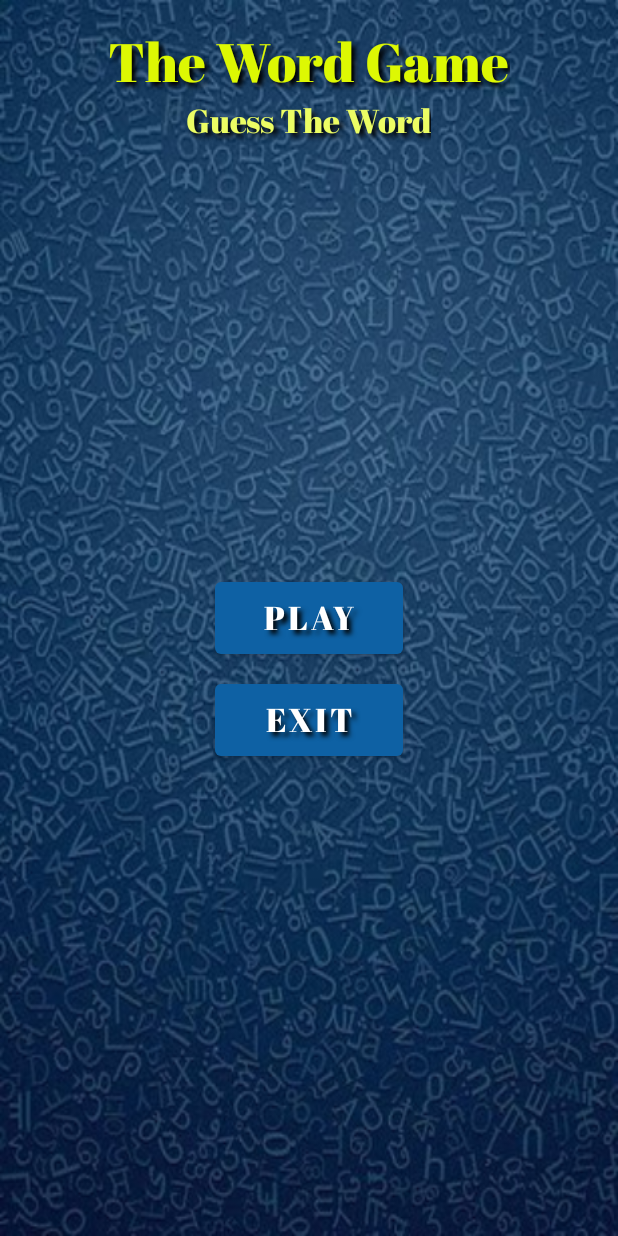
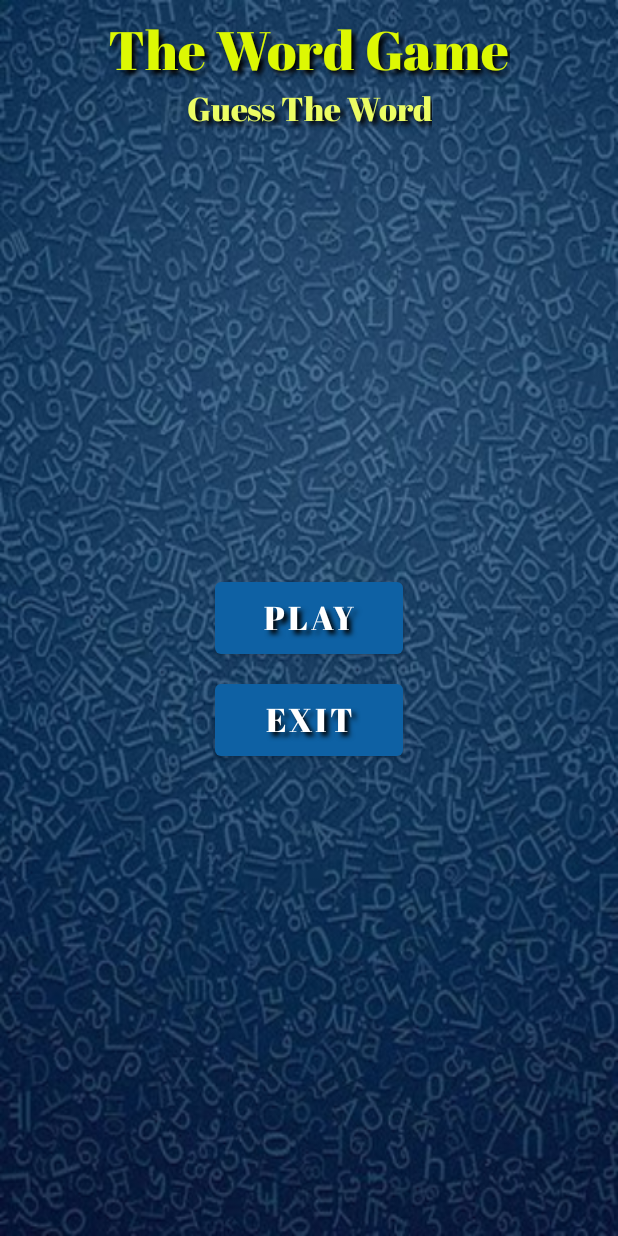
Before and after one commit to Swayam-Khare/Android, an Android app: the screen it shows after launch (MainActivity), on a phone screen of 412 x 824 dp. Run offline under Robolectric (Android 15) with nearby library versions, the phone set to English and light mode, and no system bars.

Commit message:
Changed Layout and Colors

```diff
--- a/app/src/main/res/layout/activity_game.xml
+++ b/app/src/main/res/layout/activity_game.xml
@@ -3,7 +3,7 @@
     xmlns:tools="http://schemas.android.com/tools"
     android:layout_width="match_parent"
     android:layout_height="match_parent"
-    android:background="@color/colorPrimary"
+    android:background="@android:color/black"
     tools:context=".GameActivity">
 
     <LinearLayout
@@ -36,6 +36,7 @@
     </LinearLayout>
 
     <TextView
+        android:id="@+id/guessesLeftText"
         android:layout_width="wrap_content"
         android:layout_height="wrap_content"
         android:layout_below="@+id/word_layout"
--- a/app/src/main/res/layout/activity_main.xml
+++ b/app/src/main/res/layout/activity_main.xml
@@ -1,5 +1,6 @@
 <?xml version="1.0" encoding="utf-8"?>
-<RelativeLayout xmlns:android="http://schemas.android.com/apk/res/android"
+<androidx.constraintlayout.widget.ConstraintLayout xmlns:android="http://schemas.android.com/apk/res/android"
+    xmlns:app="http://schemas.android.com/apk/res-auto"
     xmlns:tools="http://schemas.android.com/tools"
     android:layout_width="match_parent"
     android:layout_height="match_parent"
@@ -12,7 +13,6 @@
         android:layout_width="wrap_content"
         android:layout_height="wrap_content"
         android:layout_centerHorizontal="true"
-        android:layout_marginTop="8dp"
         android:fontFamily="@font/abril_fatface"
         android:shadowColor="@android:color/black"
         android:shadowDx="4"
@@ -20,9 +20,13 @@
         android:shadowRadius="4"
         android:text="@string/title"
         android:textColor="#ddf803"
-        android:textSize="36sp" />
+        android:textSize="36sp"
+        app:layout_constraintEnd_toEndOf="parent"
+        app:layout_constraintStart_toStartOf="parent"
+        app:layout_constraintTop_toTopOf="parent" />
 
     <TextView
+        android:id="@+id/textView"
         android:layout_width="wrap_content"
         android:layout_height="wrap_content"
         android:layout_below="@id/title_text"
@@ -34,14 +38,21 @@
         android:shadowRadius="4"
         android:text="@string/subheading"
         android:textColor="#ecfd64"
-        android:textSize="22sp" />
+        android:textSize="22sp"
+        app:layout_constraintEnd_toEndOf="parent"
+        app:layout_constraintStart_toStartOf="parent"
+        app:layout_constraintTop_toBottomOf="@+id/title_text" />
 
     <Button
         android:id="@+id/play_button"
         style="@style/button"
         android:layout_below="@id/play_button"
         android:layout_centerInParent="true"
-        android:text="@string/play" />
+        android:text="@string/play"
+        app:layout_constraintBottom_toBottomOf="parent"
+        app:layout_constraintEnd_toEndOf="parent"
+        app:layout_constraintStart_toStartOf="parent"
+        app:layout_constraintTop_toTopOf="parent" />
 
     <Button
         android:id="@+id/exit_button"
@@ -49,6 +60,9 @@
         android:layout_below="@id/play_button"
         android:layout_centerInParent="true"
         android:layout_marginTop="8dp"
-        android:text="@string/exit" />
+        android:text="@string/exit"
+        app:layout_constraintEnd_toEndOf="parent"
+        app:layout_constraintStart_toStartOf="parent"
+        app:layout_constraintTop_toBottomOf="@+id/play_button" />
 
-</RelativeLayout>
+</androidx.constraintlayout.widget.ConstraintLayout>
--- a/app/src/main/res/values-night/themes.xml
+++ b/app/src/main/res/values-night/themes.xml
@@ -10,7 +10,7 @@
         <item name="colorSecondaryVariant">#d7e3f8</item>
         <item name="colorOnSecondary">#ffffff</item>
         <!-- Status bar color. -->
-        <item name="android:statusBarColor">#00325a</item>
+        <item name="android:statusBarColor">@color/statusBarColor</item>
         <item name="android:fontFamily">@font/lexend</item>
         <!-- Customize your theme here. -->
     </style>
@@ -37,10 +37,10 @@
         <item name="android:layout_height">60dp</item>
         <item name="android:elevation">8dp</item>
         <item name="android:fontFamily">@font/abril_fatface</item>
-        <item name="android:shadowColor">@android:color/black</item>
-        <item name="android:shadowDy">4</item>
-        <item name="android:shadowDx">4</item>
-        <item name="android:shadowRadius">4</item>
+<!--        <item name="android:shadowColor">@android:color/black</item>-->
+<!--        <item name="android:shadowDy">4</item>-->
+<!--        <item name="android:shadowDx">4</item>-->
+<!--        <item name="android:shadowRadius">4</item>-->
         <item name="android:textSize">22sp</item>
     </style>
 </resources>
--- a/app/src/main/res/values/colors.xml
+++ b/app/src/main/res/values/colors.xml
@@ -8,7 +8,7 @@
     <color name="colorSecondaryVariant">#d7e3f8</color>
     <color name="colorOnSecondary">#ffffff</color>
     <!-- Status bar color. -->
-    <color name="statusBarColor">#00325a</color>
+    <color name="statusBarColor">#292929</color>
 
     <color name="correct">#32a852</color>
     <color name="incorrect">#db2525</color>
```
Also changed, not shown: app/src/main/java/com/swayam/wordgame/GameActivity.java (+8 -1 lines), app/src/main/res/drawable/background.xml (added, +7 -0 lines).
